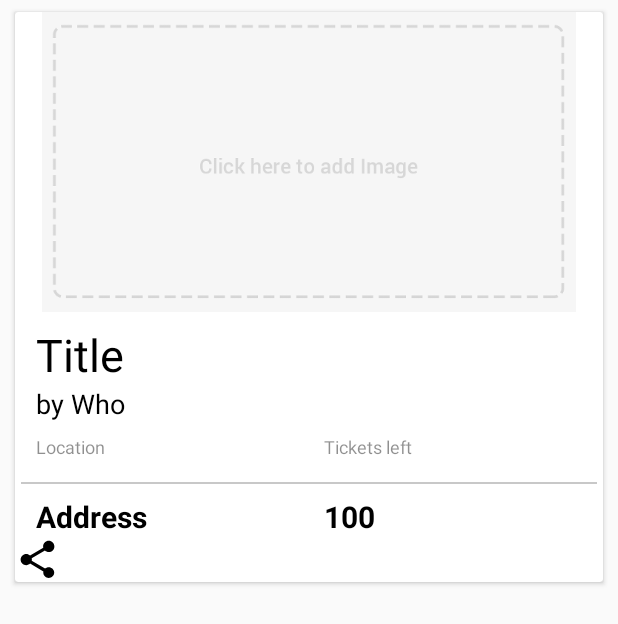
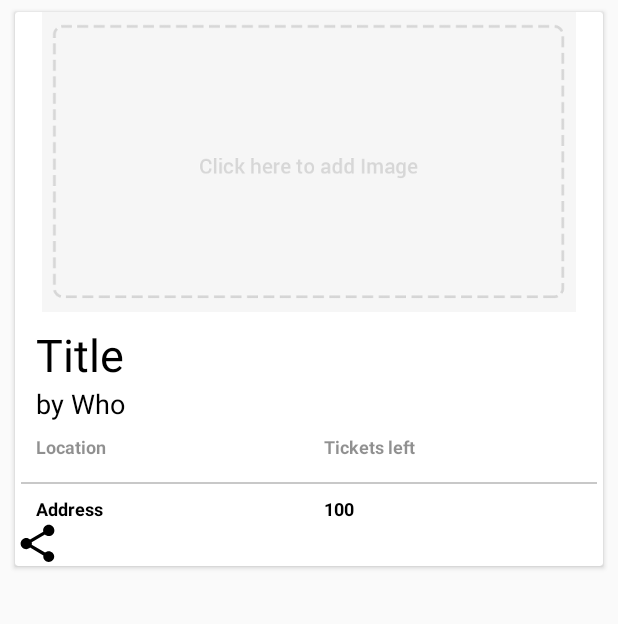
Before and after one commit to Haziqn/Eventful-Organiser, an Android app: the layout row.xml on its own in the app's theme, with its tools: preview values and no code run, on a phone screen of 412 x 824 dp. Shown: the top 624 px of the screen. Run offline under Robolectric (Android 15) with nearby library versions, the phone set to English and light mode, and no system bars.

Commit message:
livefrag working but query not working, upload event working, useraccount not working, update event not working, nav header main not working

```diff
--- a/app/src/main/java/sg/edu/rp/c346/eventful_organiser/Upload_Event.java
+++ b/app/src/main/java/sg/edu/rp/c346/eventful_organiser/Upload_Event.java
@@ -89,6 +89,7 @@ public class Upload_Event extends AppCompatActivity {
     List<Address> addressList = null;
 
     ProgressDialog Progress;
+
 
     @Override
     protected void onCreate(Bundle savedInstanceState) {
@@ -380,7 +381,7 @@ public class Upload_Event extends AppCompatActivity {
                     event.setImage(downloadUrl);
                     event.setEventType(type);
 
-                    mDatabase.setValue(event).addOnCompleteListener(new OnCompleteListener<Void>() {
+                    mDatabase.push().setValue(event).addOnCompleteListener(new OnCompleteListener<Void>() {
                         @Override
                         public void onComplete(@NonNull Task<Void> task) {
 
--- a/app/src/main/java/sg/edu/rp/c346/eventful_organiser/liveFragment.java
+++ b/app/src/main/java/sg/edu/rp/c346/eventful_organiser/liveFragment.java
@@ -51,7 +51,7 @@ public class liveFragment extends Fragment {
                 EVENT.class,
                 R.layout.row,
                 BlogViewHolder.class,
-                mQuery
+                mDatabase
         ) {
             @Override
             protected void populateViewHolder(BlogViewHolder viewHolder, EVENT model, final int position) {
@@ -166,7 +166,7 @@ public class liveFragment extends Fragment {
         firebaseAuth = FirebaseAuth.getInstance();
         String uid = firebaseAuth.getCurrentUser().getUid();
         mDatabase = FirebaseDatabase.getInstance().getReference().child("EVENT");
-        mQuery = mDatabase.orderByChild("organiser").equalTo(uid);
+//        mQuery = mDatabase.orderByChild("organiser").equalTo(uid);
         LinearLayoutManager linearLayoutManager = new LinearLayoutManager(getActivity().getBaseContext());
         linearLayoutManager.setReverseLayout(true);
         linearLayoutManager.setStackFromEnd(true);
--- a/app/src/main/res/layout/row.xml
+++ b/app/src/main/res/layout/row.xml
@@ -67,7 +67,8 @@
                         android:layout_height="wrap_content"
                         android:layout_marginLeft="10dp"
                         android:layout_marginTop="8dp"
-                        android:text="Location" />
+                        android:text="Location"
+                        android:textStyle="bold" />
 
                     <View
                         android:layout_width="fill_parent"
@@ -83,7 +84,8 @@
                         android:layout_marginLeft="10dp"
                         android:layout_marginTop="8dp"
                         android:text="Address"
-                        android:textColor="@android:color/black" />
+                        android:textColor="@android:color/black"
+                        android:textSize="12sp" />
 
                 </LinearLayout>
 
@@ -100,7 +102,8 @@
                         android:layout_height="wrap_content"
                         android:layout_marginLeft="10dp"
                         android:layout_marginTop="8dp"
-                        android:text="Tickets left" />
+                        android:text="Tickets left"
+                        android:textStyle="bold" />
 
                     <View
                         android:layout_width="fill_parent"
@@ -116,7 +119,8 @@
                         android:layout_marginLeft="10dp"
                         android:layout_marginTop="8dp"
                         android:text="100"
-                        android:textColor="@android:color/black" />
+                        android:textColor="@android:color/black"
+                        android:textSize="12sp" />
 
                 </LinearLayout>
             </LinearLayout>
```
